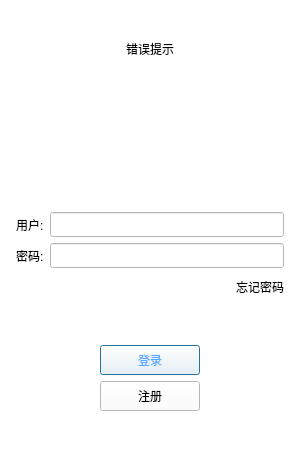
The window that client/QmsrChat/logindialog.ui (msrnnnnn/msrChat) describes before a commit, drawn with Qt 5.
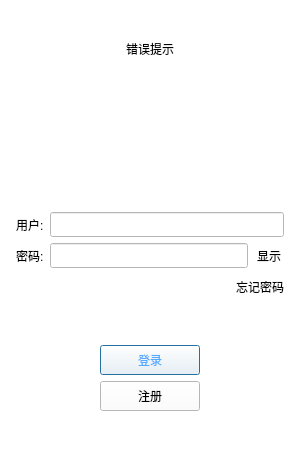
The same window after the commit. Icons and pictures are not drawn. Custom widgets are drawn as their Qt base class.

What changed in the file:
```diff
--- a/client/QmsrChat/logindialog.ui
+++ b/client/QmsrChat/logindialog.ui
@@ -139,6 +139,28 @@
          </property>
         </widget>
        </item>
+      <item>
+       <widget class="ClickedLabel" name="pass_visible">
+        <property name="minimumSize">
+         <size>
+          <width>30</width>
+          <height>25</height>
+         </size>
+        </property>
+        <property name="maximumSize">
+         <size>
+          <width>60</width>
+          <height>25</height>
+         </size>
+        </property>
+        <property name="text">
+         <string>显示</string>
+        </property>
+        <property name="alignment">
+         <set>Qt::AlignmentFlag::AlignCenter</set>
+        </property>
+       </widget>
+      </item>
       </layout>
      </item>
      <item>
@@ -362,6 +384,13 @@
    </item>
   </layout>
  </widget>
+ <customwidgets>
+  <customwidget>
+   <class>ClickedLabel</class>
+   <extends>QLabel</extends>
+   <header>clickedlabel.h</header>
+  </customwidget>
+ </customwidgets>
  <resources>
   <include location="resources.qrc"/>
  </resources>
```
Left out of the diff: 2 changed lines with no effect on the pictures.
